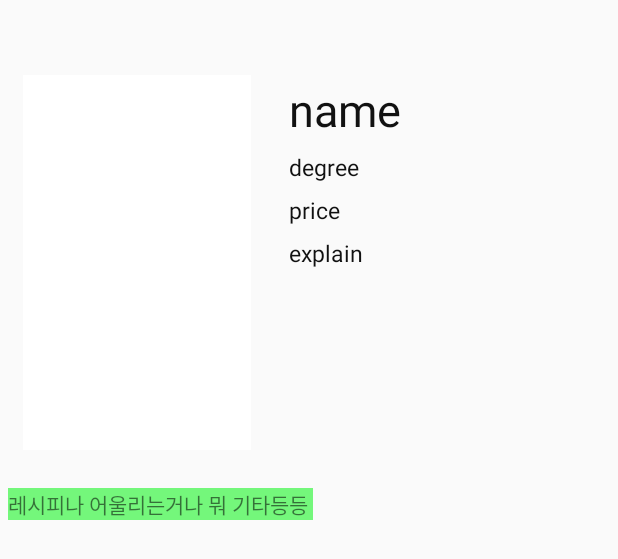
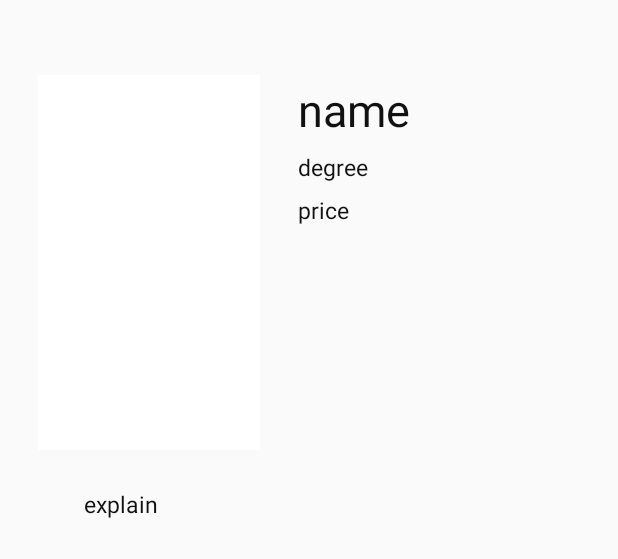
Before and after one commit to JNU-Include/C2H6O, an Android app: the layout detail_layout.xml on its own in the app's theme, with its tools: preview values and no code run, on a phone screen of 412 x 824 dp. Shown: the top 559 px of the screen. Run offline under Robolectric (Android 15) with nearby library versions, the phone set to English and light mode, and no system bars; Roboto replaces fonts that are not available here.

Commit message:
Detail frag xml

```diff
--- a/C2H6O/app/src/main/res/layout/detail_layout.xml
+++ b/C2H6O/app/src/main/res/layout/detail_layout.xml
@@ -17,7 +17,7 @@
             android:layout_height="250dp"
             android:layout_gravity="center"
             android:layout_marginBottom="5dp"
-            android:layout_marginLeft="10dp"
+            android:layout_marginLeft="20dp"
             android:layout_marginRight="10dp"
             android:layout_marginTop="5dp"
             android:layout_weight="4"
@@ -57,18 +57,14 @@
                 android:textColor="#111"
                 android:textSize="15dp"
                 android:text="price"/>
-            <TextView
-                android:id="@+id/tv_alcoholExplain"
-                android:layout_width="match_parent"
-                android:layout_height="wrap_content"
-                android:textColor="#111"
-                android:textSize="15dp"
-                android:text="explain"/>
         </LinearLayout>
     </LinearLayout>
     <TextView
-        android:background="#9718f525"
-        android:layout_width="wrap_content"
+        android:id="@+id/tv_alcoholExplain"
+        android:layout_width="300dp"
         android:layout_height="wrap_content"
-        android:text="레시피나 어울리는거나 뭐 기타등등 "/>
+        android:layout_gravity="center"
+        android:textColor="#111"
+        android:textSize="15dp"
+        android:text="explain"/>
 </LinearLayout>
```
